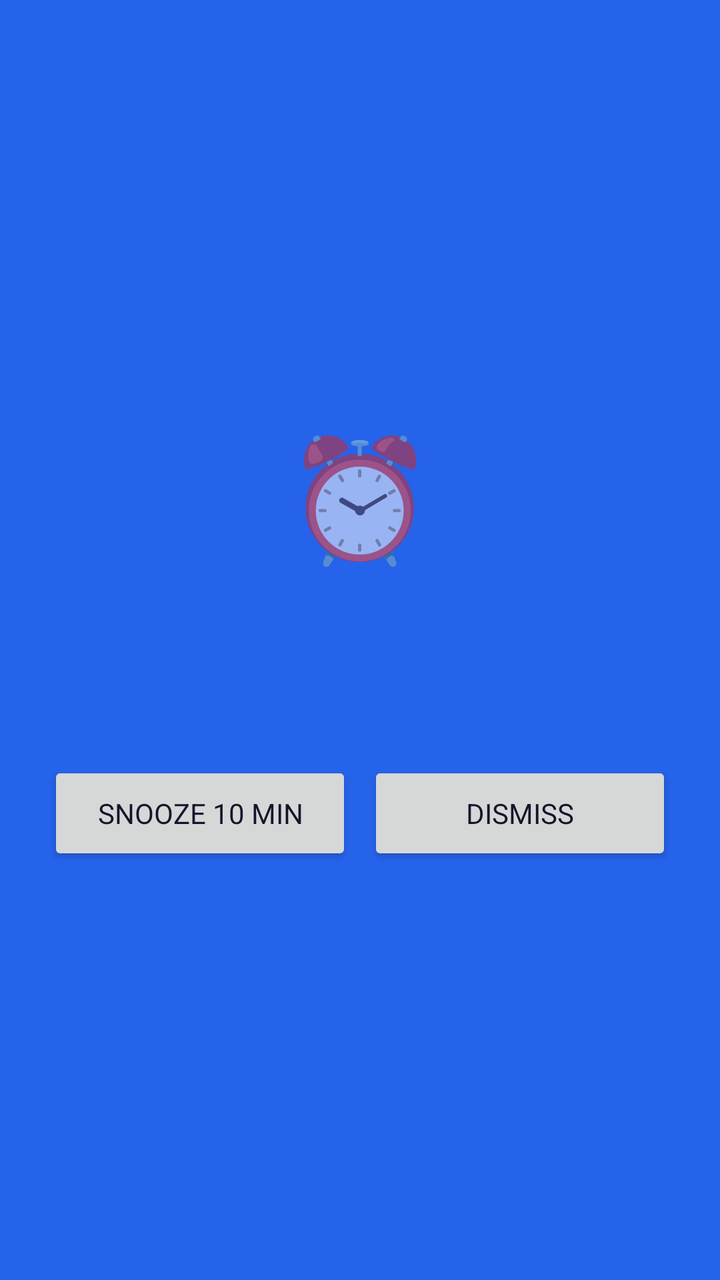
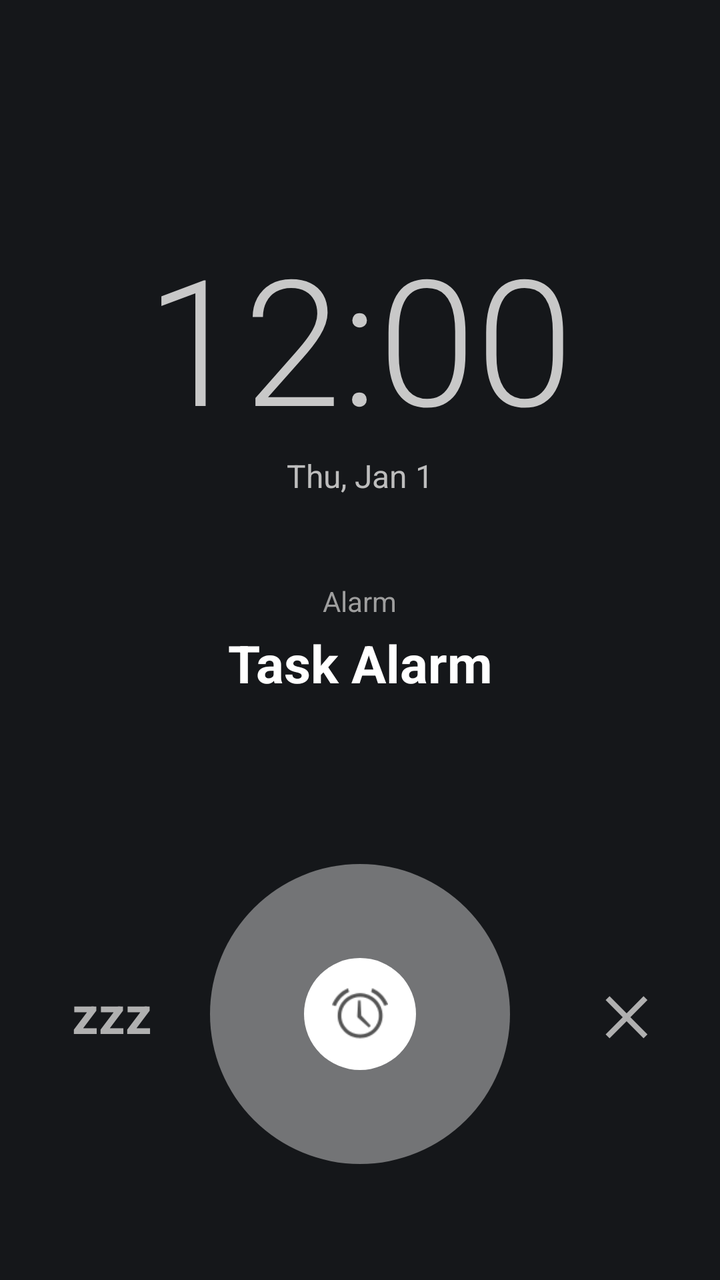

The first picture is an Android layout as it rendered before a commit; the second is the same layout after the commit. The layout source and the unified diff follow.
<!-- AndroidManifest.xml: application theme Theme.ExpenseOS -->
<!-- res/layout/activity_alarm_ring.xml -->
<?xml version="1.0" encoding="utf-8"?>
<LinearLayout xmlns:android="http://schemas.android.com/apk/res/android"
    android:layout_width="match_parent"
    android:layout_height="match_parent"
    android:background="@color/primary"
    android:orientation="vertical"
    android:gravity="center"
    android:padding="24dp">

    <TextView
        android:layout_width="wrap_content"
        android:layout_height="wrap_content"
        android:text="⏰"
        android:textSize="60sp" />

    <TextView
        android:id="@+id/tvAlarmTaskName"
        android:layout_width="wrap_content"
        android:layout_height="wrap_content"
        android:layout_marginTop="16dp"
        android:textColor="@color/white"
        android:textSize="22sp"
        android:textStyle="bold" />

    <LinearLayout
        android:layout_width="match_parent"
        android:layout_height="wrap_content"
        android:layout_marginTop="48dp"
        android:orientation="horizontal">

        <Button
            android:id="@+id/btnSnooze"
            android:layout_width="0dp"
            android:layout_height="52dp"
            android:layout_weight="1"
            android:layout_marginEnd="8dp"
            android:text="Snooze 10 min" />

        <Button
            android:id="@+id/btnDismiss"
            android:layout_width="0dp"
            android:layout_height="52dp"
            android:layout_weight="1"
            android:text="Dismiss" />
    </LinearLayout>
</LinearLayout>
<!-- resources referenced by this layout -->
<resources>
  <color name="primary">#2563EB</color>
  <color name="white">#FFFFFF</color>
  <color name="primary_dark">#1D4ED8</color>
  <color name="on_primary">#FFFFFF</color>
  <color name="secondary">#0F766E</color>
  <color name="secondary_dark">#115E59</color>
  <color name="surface">#FFFFFF</color>
  <color name="text">#0F172A</color>
  <color name="danger">#E11D48</color>
  <color name="bg">#F5F7FB</color>
  <color name="text_muted">#64748B</color>
  <color name="text_hint">#94A3B8</color>
  <color name="nav_bg">#FFFFFF</color>
  <style name="Widget.ExpenseOS.EditText" parent="Widget.AppCompat.EditText">
          <item name="android:textSize">@dimen/type_body</item>
          <item name="android:textColor">@color/text</item>
          <item name="android:textColorHint">@color/text_hint</item>
          <item name="android:paddingStart">14dp</item>
          <item name="android:paddingEnd">14dp</item>
          <item name="android:minHeight">@dimen/input_height</item>
      </style>
  <style name="ThemeOverlay.ExpenseOS.Dialog" parent="ThemeOverlay.MaterialComponents.MaterialAlertDialog">
          <item name="colorPrimary">@color/primary</item>
          <item name="colorSurface">@color/surface</item>
          <item name="colorOnSurface">@color/text</item>
          <item name="shapeAppearanceOverlay">@style/ShapeAppearance.ExpenseOS.Dialog</item>
          <item name="android:windowMinWidthMajor">84%</item>
          <item name="android:windowMinWidthMinor">84%</item>
      </style>
  <style name="ThemeOverlay.ExpenseOS.BottomSheet" parent="ThemeOverlay.MaterialComponents.BottomSheetDialog">
          <item name="bottomSheetStyle">@style/Widget.ExpenseOS.BottomSheet</item>
      </style>
  <style name="ThemeOverlay.ExpenseOS.TimePicker" parent="ThemeOverlay.MaterialComponents.TimePicker">
          <item name="colorPrimary">@color/primary</item>
          <item name="colorOnPrimary">@color/on_primary</item>
          <item name="colorSurface">@color/surface</item>
          <item name="colorOnSurface">@color/text</item>
          <item name="shapeAppearanceMediumComponent">@style/ShapeAppearance.ExpenseOS.Dialog</item>
      </style>
  <style name="Animation.ExpenseOS.Window" parent="@android:style/Animation.Activity">
          <item name="android:activityOpenEnterAnimation">@anim/screen_enter</item>
          <item name="android:activityOpenExitAnimation">@anim/screen_exit</item>
          <item name="android:activityCloseEnterAnimation">@anim/screen_pop_enter</item>
          <item name="android:activityCloseExitAnimation">@anim/screen_pop_exit</item>
      </style>
  <dimen name="type_body">14sp</dimen>
  <dimen name="input_height">50dp</dimen>
  <style name="ShapeAppearance.ExpenseOS.Dialog" parent="ShapeAppearance.MaterialComponents.MediumComponent">
          <item name="cornerFamily">rounded</item>
          <item name="cornerSize">26dp</item>
      </style>
  <style name="Widget.ExpenseOS.BottomSheet" parent="Widget.MaterialComponents.BottomSheet.Modal">
          <item name="shapeAppearanceOverlay">@style/ShapeAppearance.ExpenseOS.Sheet</item>
          <item name="backgroundTint">@color/surface</item>
      </style>
  <style name="ShapeAppearance.ExpenseOS.Sheet" parent="">
          <item name="cornerFamily">rounded</item>
          <item name="cornerSizeTopLeft">26dp</item>
          <item name="cornerSizeTopRight">26dp</item>
          <item name="cornerSizeBottomLeft">0dp</item>
          <item name="cornerSizeBottomRight">0dp</item>
      </style>
  <!-- unchanged entries left out for length: 1 -->
</resources>

<!-- the commit's change to res/layout/activity_alarm_ring.xml (unified diff, before → after) -->
@@ -1,46 +1,108 @@
 <?xml version="1.0" encoding="utf-8"?>
-<LinearLayout xmlns:android="http://schemas.android.com/apk/res/android"
+<FrameLayout xmlns:android="http://schemas.android.com/apk/res/android"
     android:layout_width="match_parent"
     android:layout_height="match_parent"
-    android:background="@color/primary"
-    android:orientation="vertical"
-    android:gravity="center"
-    android:padding="24dp">
-
-    <TextView
-        android:layout_width="wrap_content"
-        android:layout_height="wrap_content"
-        android:text="⏰"
-        android:textSize="60sp" />
-
-    <TextView
-        android:id="@+id/tvAlarmTaskName"
-        android:layout_width="wrap_content"
-        android:layout_height="wrap_content"
-        android:layout_marginTop="16dp"
-        android:textColor="@color/white"
-        android:textSize="22sp"
-        android:textStyle="bold" />
+    android:background="#15171A">
 
     <LinearLayout
         android:layout_width="match_parent"
         android:layout_height="wrap_content"
-        android:layout_marginTop="48dp"
-        android:orientation="horizontal">
+        android:layout_marginTop="110dp"
+        android:gravity="center_horizontal"
+        android:orientation="vertical">
 
-        <Button
+        <TextClock
+            android:layout_width="wrap_content"
+            android:layout_height="wrap_content"
+            android:fontFamily="sans-serif-light"
+            android:format12Hour="hh:mm"
+            android:format24Hour="HH:mm"
+            android:textColor="#C8C8C8"
+            android:textSize="88sp" />
+
+        <TextClock
+            android:layout_width="wrap_content"
+            android:layout_height="wrap_content"
+            android:format12Hour="EEE, MMM d"
+            android:format24Hour="EEE, MMM d"
+            android:textColor="#BDBDBD"
+            android:textSize="16sp" />
+    </LinearLayout>
+
+    <LinearLayout
+        android:layout_width="match_parent"
+        android:layout_height="wrap_content"
+        android:layout_gravity="center"
+        android:gravity="center_horizontal"
+        android:orientation="vertical"
+        android:paddingHorizontal="32dp">
+
+        <TextView
+            android:layout_width="wrap_content"
+            android:layout_height="wrap_content"
+            android:text="Alarm"
+            android:textColor="#9E9E9E"
+            android:textSize="14sp" />
+
+        <TextView
+            android:id="@+id/tvAlarmTaskName"
+            android:layout_width="wrap_content"
+            android:layout_height="wrap_content"
+            android:layout_marginTop="4dp"
+            android:gravity="center"
+            android:text="Task Alarm"
+            android:textColor="#FFFFFF"
+            android:textSize="26sp"
+            android:textStyle="bold" />
+    </LinearLayout>
+
+    <FrameLayout
+        android:layout_width="match_parent"
+        android:layout_height="170dp"
+        android:layout_gravity="bottom"
+        android:layout_marginBottom="48dp">
+
+        <TextView
             android:id="@+id/btnSnooze"
-            android:layout_width="0dp"
-            android:layout_height="52dp"
-            android:layout_weight="1"
-            android:layout_marginEnd="8dp"
-            android:text="Snooze 10 min" />
+            android:layout_width="wrap_content"
+            android:layout_height="wrap_content"
+            android:layout_gravity="center_vertical|start"
+            android:layout_marginStart="24dp"
+            android:background="?attr/selectableItemBackgroundBorderless"
+            android:padding="12dp"
+            android:text="zzz"
+            android:textColor="#B0B0B0"
+            android:textSize="26sp"
+            android:textStyle="bold" />
 
-        <Button
+        <TextView
             android:id="@+id/btnDismiss"
-            android:layout_width="0dp"
-            android:layout_height="52dp"
-            android:layout_weight="1"
-            android:text="Dismiss" />
-    </LinearLayout>
-</LinearLayout>
+            android:layout_width="wrap_content"
+            android:layout_height="wrap_content"
+            android:layout_gravity="center_vertical|end"
+            android:layout_marginEnd="24dp"
+            android:background="?attr/selectableItemBackgroundBorderless"
+            android:padding="12dp"
+            android:text="✕"
+            android:textColor="#B0B0B0"
+            android:textSize="26sp"
+            android:textStyle="bold" />
+
+        <FrameLayout
+            android:id="@+id/alarmHandle"
+            android:layout_width="150dp"
+            android:layout_height="150dp"
+            android:layout_gravity="center"
+            android:background="@drawable/bg_alarm_circle">
+
+            <ImageView
+                android:layout_width="56dp"
+                android:layout_height="56dp"
+                android:layout_gravity="center"
+                android:background="@drawable/bg_alarm_circle_inner"
+                android:padding="14dp"
+                android:src="@android:drawable/ic_lock_idle_alarm"
+                android:tint="#555555" />
+        </FrameLayout>
+    </FrameLayout>
+</FrameLayout>
<!-- resource entries referenced after the edit -->
@@ -1,7 +1,16 @@
 <!-- resources referenced by this layout -->
 <resources>
+  <!-- drawable bg_alarm_circle (drawable) -->
+  <?xml version="1.0" encoding="utf-8"?>
+  <shape xmlns:android="http://schemas.android.com/apk/res/android" android:shape="oval">
+      <solid android:color="#66FFFFFF" />
+  </shape>
+  <!-- drawable bg_alarm_circle_inner (drawable) -->
+  <?xml version="1.0" encoding="utf-8"?>
+  <shape xmlns:android="http://schemas.android.com/apk/res/android" android:shape="oval">
+      <solid android:color="#FFFFFF" />
+  </shape>
   <color name="primary">#2563EB</color>
-  <color name="white">#FFFFFF</color>
   <color name="primary_dark">#1D4ED8</color>
   <color name="on_primary">#FFFFFF</color>
   <color name="secondary">#0F766E</color>
